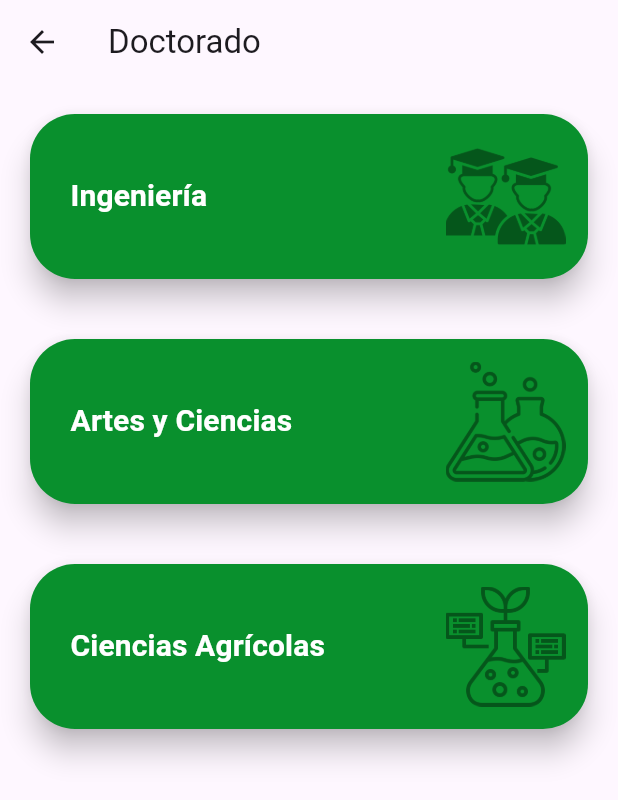
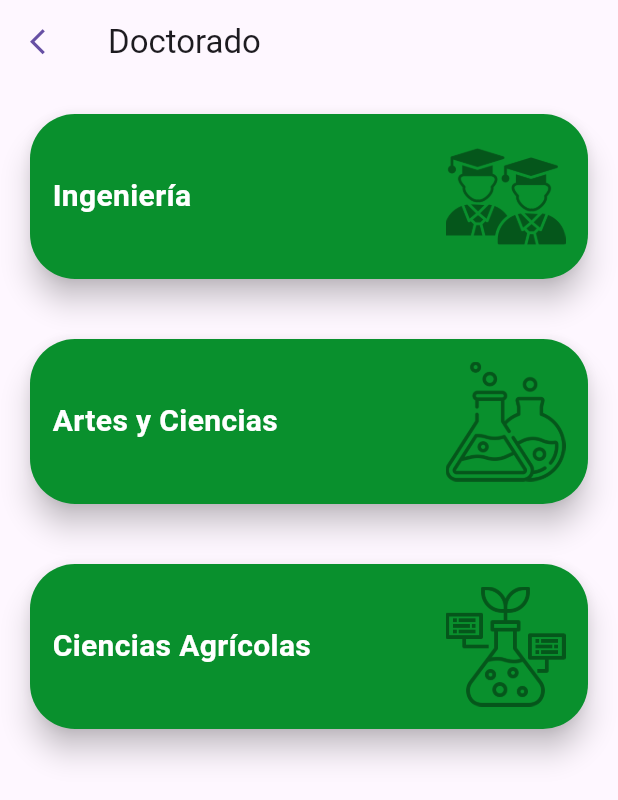
Before and after one commit to VictorSantos6/mi_uni_ui_feature, a Flutter app: the DoctoradoScreen screen opened by its route, on a phone screen of 412 x 824 dp. Shown: the top 800 px of the screen. Run offline on Flutter 3.47's test engine with Material 3 defaults, Android fonts, the phone set to English and light mode, and no system bars; our stand-ins replace go_router, readmore.

Commit message:
final commit

```diff
--- /dev/null
+++ b/lib/features/auth/config/routes.dart
@@ -0,0 +1,41 @@
+import 'package:go_router/go_router.dart';
+import 'package:mi_uni_feature/features/auth/core/constants.dart' as core;
+import 'package:mi_uni_feature/features/auth/presentation/pages/bachillerato_screen.dart';
+import 'package:mi_uni_feature/features/auth/presentation/pages/curriculum_page.dart';
+import 'package:mi_uni_feature/features/auth/presentation/pages/doctorado_screen.dart';
+import 'package:mi_uni_feature/features/auth/presentation/pages/home_screen.dart';
+import 'package:mi_uni_feature/features/auth/presentation/pages/list_of_majors.dart';
+import 'package:mi_uni_feature/features/auth/presentation/pages/maestria_screen.dart';
+
+final GoRouter router = GoRouter(
+  routes: [
+    GoRoute(path: '/', builder: (context, state) => HomeScreen()),
+    GoRoute(
+      path: '/Bachillerato',
+      builder: (context, state) => BachilleratoScreen(),
+    ),
+    GoRoute(path: '/Maestria', builder: (context, state) => MaestriaScreen()),
+    GoRoute(path: '/Doctorado', builder: (context, state) => DoctoradoScreen()),
+    GoRoute(
+      path: '/ListaDeGrados',
+
+      builder: (context, state) {
+        final data = state.extra as Map<String, dynamic>;
+        final core.Categoria? category = data['category'] as core.Categoria?;
+        final core.Degree? degree = data['degree'] as core.Degree?;
+        return ListOfMajors(category: category, degree: degree);
+      },
+    ),
+    GoRoute(
+      path: '/Curriculum',
+      builder: (context, state) {
+        final data = state.extra as Map<String, String>;
+
+        return CurriculumPage(
+          name: data['name']!,
+          information: data['information']!,
+        );
+      },
+    ),
+  ],
+);
--- a/lib/features/auth/presentation/pages/doctorado_screen.dart
+++ b/lib/features/auth/presentation/pages/doctorado_screen.dart
@@ -1,5 +1,7 @@
+import 'package:flutter/cupertino.dart';
 import 'package:flutter/material.dart';
 import 'package:go_router/go_router.dart';
+import 'package:mi_uni_feature/features/auth/config/routes.dart';
 import 'package:mi_uni_feature/features/auth/core/constants.dart';
 
 class DoctoradoScreen extends StatelessWidget {
@@ -10,10 +12,12 @@ class DoctoradoScreen extends StatelessWidget {
     return Scaffold(
       appBar: AppBar(
         title: Text("Doctorado"),
-        leading: IconButton(
-          onPressed: () => context.pop(),
-          icon: Icon(Icons.arrow_back),
-        ),
+        leading: CupertinoButton(
+          onPressed: () {
+            router.pop();
+          },
+          child: Icon(Icons.arrow_back_ios),
+        )
       ),
       body: ListView.builder(
         itemCount: Constants.doctoradoScreenButton.length,
--- a/lib/features/auth/presentation/widgets/major_card.dart
+++ b/lib/features/auth/presentation/widgets/major_card.dart
@@ -1,6 +1,7 @@
 
+import 'package:flutter/cupertino.dart';
 import 'package:flutter/material.dart';
-import 'package:go_router/go_router.dart';
+import 'package:mi_uni_feature/features/auth/config/routes.dart';
 import 'package:mi_uni_feature/features/auth/core/constants.dart';
 
 
@@ -23,7 +24,14 @@ class _MajorCardState extends State<MajorCard> {
 
   @override
   Widget build(BuildContext context) {
-    return SizedBox(
+    return CupertinoButton(
+      pressedOpacity: 0.65,
+      onPressed: () => router.push(widget.path, extra: {
+        'category' : widget.category,
+        'degree' : widget.degree
+      }),
+      padding: EdgeInsets.zero,
+      child: SizedBox(
         height: 150,
         child: Card(
           elevation: 8,
@@ -39,23 +47,12 @@ class _MajorCardState extends State<MajorCard> {
 
                 Align(
                   alignment: Alignment.centerLeft,
-                child: TextButton(
-                  onPressed: () {
-                    context.push(
-                      widget.path,
-                      extra: {
-                        'category': widget.category,
-                        'degree': widget.degree,
-                      },
-                    );
-                  },
                   child: Text(
                     widget.name,
                     style: TextStyle(
                       color: Colors.white,
                       fontSize: 20,
                       fontWeight: FontWeight.bold,
-                    ),
                     ),
                   ),
                 ),
@@ -72,6 +69,7 @@ class _MajorCardState extends State<MajorCard> {
             ),
           ),
         ),
+      ),
     );
   }
 }
--- a/lib/main.dart
+++ b/lib/main.dart
@@ -1,15 +1,6 @@
 
 import 'package:flutter/material.dart';
-import 'package:go_router/go_router.dart';
-import 'package:mi_uni_feature/features/auth/core/constants.dart' as core;
-
-import 'package:mi_uni_feature/features/auth/presentation/pages/bachillerato_screen.dart';
-import 'package:mi_uni_feature/features/auth/presentation/pages/curriculum_page.dart';
-import 'package:mi_uni_feature/features/auth/presentation/pages/doctorado_screen.dart';
-import 'package:mi_uni_feature/features/auth/presentation/pages/home_screen.dart';
-import 'package:mi_uni_feature/features/auth/presentation/pages/list_of_majors.dart';
-import 'package:mi_uni_feature/features/auth/presentation/pages/maestria_screen.dart';
-
+import 'package:mi_uni_feature/features/auth/config/routes.dart';
 
 void main(){
   runApp(FeatureApp());
@@ -23,39 +14,7 @@
 }
 
 class _FeatureAppState extends State<FeatureApp> {
-  final GoRouter router = GoRouter(
-    routes: [
-      GoRoute(
-        path: '/',
-        builder: (context, state) => HomeScreen(),
-      ),
-      GoRoute(path: '/Bachillerato', builder: (context, state) => BachilleratoScreen()),
-      GoRoute(path: '/Maestria', builder: (context, state) => MaestriaScreen()),
-      GoRoute(path: '/Doctorado', builder: (context, state) => DoctoradoScreen()),
-      GoRoute(
-        path: '/ListaDeGrados',
 
-        builder: (context, state){
-          final data = state.extra as Map<String, dynamic>;
-          final core.Categoria? category = data['category'] as core.Categoria?;
-          final core.Degree? degree = data['degree'] as core.Degree?;
-          return ListOfMajors(category: category, degree: degree);
-        }
-      ),
-      GoRoute(
-        path: '/Curriculum',
-        builder: (context, state){
-          final data = state.extra as Map<String,String>;
-
-          return CurriculumPage(name: data['name']!,information: data['information']!);
-        }
-      ),
-
-
-
-
-    ]
-  );
 
   @override
   Widget build(BuildContext context) {
--- a/pubspec.yaml
+++ b/pubspec.yaml
@@ -36,6 +36,7 @@ dependencies:
   cupertino_icons: ^1.0.8
   go_router: ^16.2.0
   readmore: ^3.0.0
+  sizer: ^3.1.3
 
 dev_dependencies:
   flutter_test:
```
Also changed, not shown: lib/features/auth/presentation/pages/bachillerato_screen.dart (+8 -4 lines), lib/features/auth/presentation/pages/home_screen.dart (+7 -0 lines), lib/features/auth/presentation/pages/list_of_majors.dart (+20 -13 lines), lib/features/auth/presentation/pages/maestria_screen.dart (+8 -4 lines), lib/features/auth/presentation/widgets/majors.dart (+12 -5 lines), pubspec.lock. Lines whose indentation alone changed are shown as unchanged.
